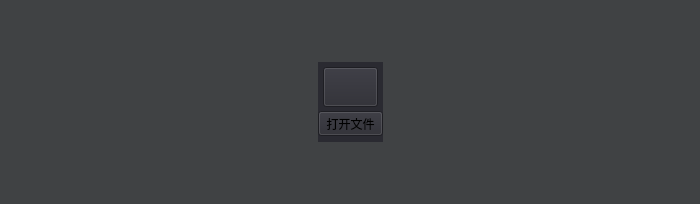
Before: the Qt Designer form VideoPlayer/videomodels/VideoBlank.ui in huizhang556/pc-video-player, drawn with Qt 5.
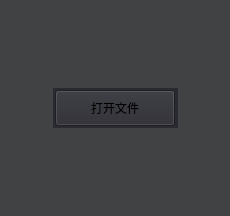
After: the same form once the commit is applied. Icons and pictures are not drawn.

Patch:
```diff
--- a/VideoPlayer/videomodels/VideoBlank.ui
+++ b/VideoPlayer/videomodels/VideoBlank.ui
@@ -6,8 +6,8 @@
    <rect>
     <x>0</x>
     <y>0</y>
-    <width>700</width>
-    <height>204</height>
+    <width>230</width>
+    <height>216</height>
    </rect>
   </property>
   <property name="windowTitle">
@@ -96,14 +96,14 @@
       <widget class="QWidget" name="widget" native="true">
        <property name="minimumSize">
         <size>
-         <width>65</width>
-         <height>80</height>
+         <width>125</width>
+         <height>40</height>
         </size>
        </property>
        <property name="maximumSize">
         <size>
-         <width>65</width>
-         <height>80</height>
+         <width>125</width>
+         <height>40</height>
         </size>
        </property>
        <property name="styleSheet">
@@ -112,7 +112,7 @@
 background-color:#2a2a31;
 }</string>
        </property>
-       <layout class="QVBoxLayout" name="verticalLayout_2">
+       <layout class="QVBoxLayout" name="verticalLayout">
         <property name="spacing">
          <number>0</number>
         </property>
@@ -129,56 +129,32 @@
          <number>0</number>
         </property>
         <item>
-         <layout class="QVBoxLayout" name="verticalLayout">
+         <layout class="QHBoxLayout" name="horizontalLayout">
           <property name="spacing">
-           <number>4</number>
+           <number>0</number>
           </property>
-          <item>
-           <widget class="QPushButton" name="Btn_blank">
-            <property name="minimumSize">
-             <size>
-              <width>60</width>
-              <height>40</height>
-             </size>
-            </property>
-            <property name="maximumSize">
-             <size>
-              <width>60</width>
-              <height>40</height>
-             </size>
-            </property>
-            <property name="styleSheet">
-             <string notr="true">QPushButton
-{
-border-image: url(:/images/icon/openfile.png);
-background-color:#2a2a31;
-margin-left:5px;
-}</string>
-            </property>
-            <property name="text">
-             <string/>
-            </property>
-           </widget>
-          </item>
           <item>
            <widget class="QPushButton" name="pushButton_openfile">
             <property name="minimumSize">
              <size>
-              <width>65</width>
-              <height>25</height>
+              <width>120</width>
+              <height>36</height>
              </size>
             </property>
             <property name="maximumSize">
              <size>
-              <width>65</width>
-              <height>25</height>
+              <width>120</width>
+              <height>36</height>
              </size>
             </property>
             <property name="styleSheet">
              <string notr="true">#pushButton_openfile
 {
-background-color:transparent;
+background-color:#41cd52;
 color:#bbbebf;
+border-radius: 18px;
+padding-left:2px;
+font: 75 11pt &quot;Microsoft YaHei UI&quot;;
 }
 #pushButton_openfile:hover
 {
```
